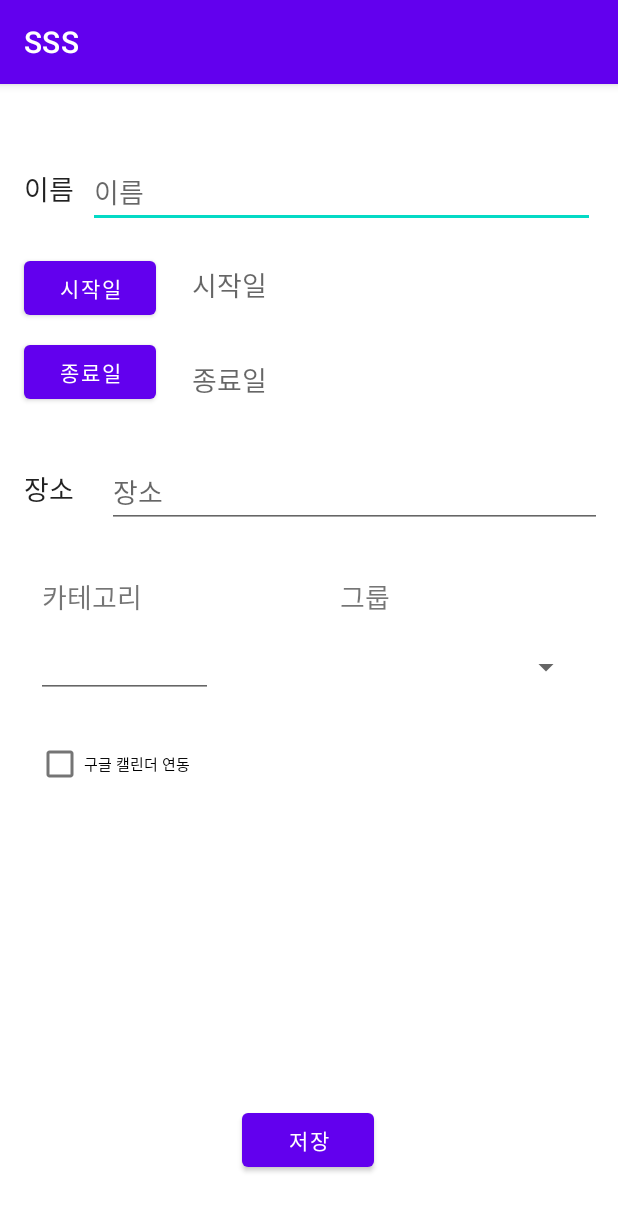
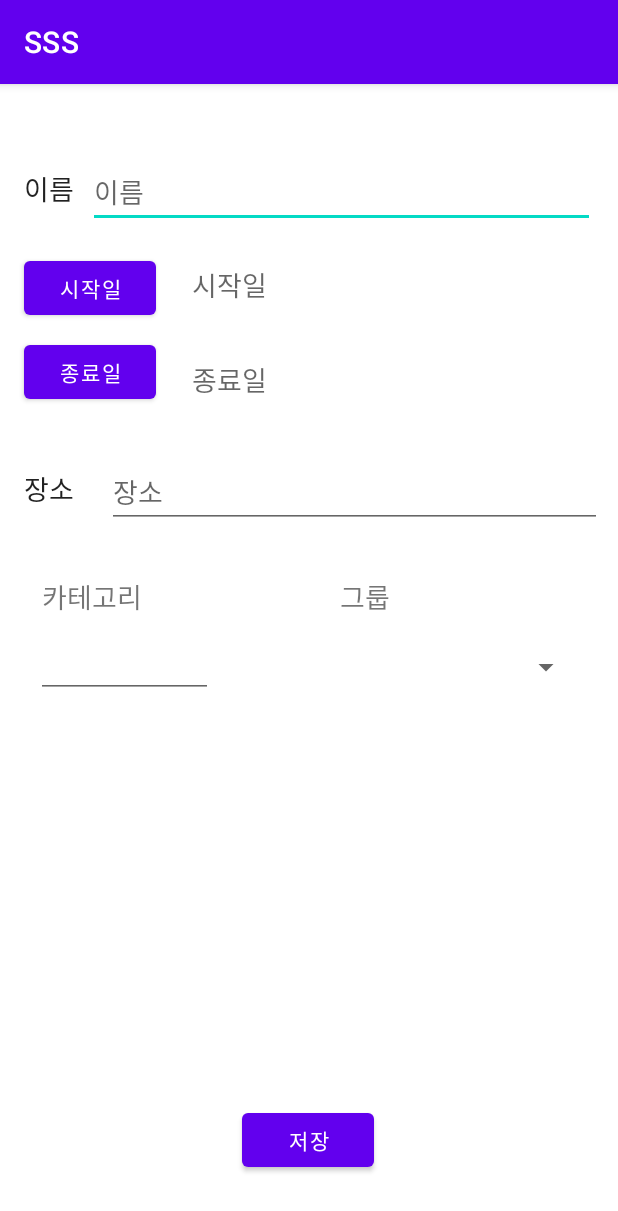
Before and after one commit to urarik/SSS, an Android app: the fragment PlanEditFragment shown on its own in the app's theme, on a phone screen of 412 x 824 dp. Shown: the top 1211 px of the screen. Run offline under Robolectric (Android 15) with nearby library versions, the phone set to English and light mode, and no system bars; our stand-ins replace data binding; libraries missing offline, so code that uses them is left out: com.google.api.client, com.google.api.services; 3 statements that could not run were skipped.

Commit message:
code trim2

```diff
--- a/app/src/main/java/org/sehproject/sss/logic/PlanLogic.kt
+++ b/app/src/main/java/org/sehproject/sss/logic/PlanLogic.kt
@@ -47,9 +47,6 @@ class PlanLogic(val planViewModel: PlanViewModel) {
                     planViewModel.createPlanFailEvent.value = code
             }
         } else planViewModel.createPlanFailEvent.value = 1
-    }
-    fun syncCalendar(mService: Calendar, event: Event) {
-        planViewModel.planRepository.syncCalendar(mService, event)
     }
 
     fun onDeletePlanClick(pid: Int) {
--- a/app/src/main/java/org/sehproject/sss/repository/PlanRepository.kt
+++ b/app/src/main/java/org/sehproject/sss/repository/PlanRepository.kt
@@ -12,7 +12,6 @@ import org.sehproject.sss.UserInfo
 import org.sehproject.sss.datatype.*
 import org.sehproject.sss.service.PlanService
 import org.sehproject.sss.utils.CallbackWithRetry
-import org.sehproject.sss.utils.CreateEventTask
 import org.sehproject.sss.utils.StringParser
 import retrofit2.Call
 import retrofit2.Response
@@ -472,8 +471,4 @@ class PlanRepository {
             }
         })
     }
-
-    fun syncCalendar(mService: Calendar, event: Event) {
-        CreateEventTask(mService, event).execute()
-    }
 }
--- a/app/src/main/java/org/sehproject/sss/utils/MessageHandler.kt
+++ b/app/src/main/java/org/sehproject/sss/utils/MessageHandler.kt
@@ -32,8 +32,4 @@ class MessageHandler: FirebaseMessagingService() {
     override fun onNewToken(p0: String) {
         super.onNewToken(p0)
     }
-
-    companion object {
-
-    }
 }
--- a/app/src/main/java/org/sehproject/sss/dao/NaverAsyncTask.kt
+++ b/app/src/main/java/org/sehproject/sss/utils/NaverAsyncTask.kt
@@ -1,4 +1,4 @@
-package org.sehproject.sss.dao
+package org.sehproject.sss.utils
 
 import android.content.Context
 import android.util.Log
--- a/app/src/main/java/org/sehproject/sss/utils/NaverLoginHandler.kt
+++ b/app/src/main/java/org/sehproject/sss/utils/NaverLoginHandler.kt
@@ -4,7 +4,6 @@ import android.content.Context
 import android.widget.Toast
 import com.nhn.android.naverlogin.OAuthLogin
 import com.nhn.android.naverlogin.OAuthLoginHandler
-import org.sehproject.sss.dao.NaverAsyncTask
 
 class NaverLoginHandler(
     private val context: Context,
--- a/app/src/main/java/org/sehproject/sss/utils/ProfileViewModelFactory.kt
+++ b/app/src/main/java/org/sehproject/sss/utils/ProfileViewModelFactory.kt
@@ -9,5 +9,4 @@ class ProfileViewModelFactory(private val appDatabase: AppDatabase): ViewModelPr
     override fun <T : ViewModel?> create(modelClass: Class<T>): T {
         return ProfileViewModel(appDatabase) as T
     }
-
 }
--- a/app/src/main/java/org/sehproject/sss/view/LoginFragment.kt
+++ b/app/src/main/java/org/sehproject/sss/view/LoginFragment.kt
@@ -43,7 +43,6 @@ class LoginFragment : Fragment(), ActivityNavigation {
     lateinit var loginBinding: FragmentLoginBinding
     private lateinit var auth: FirebaseAuth
     private lateinit var mOAuthLoginModule: OAuthLogin
-    private val user = AccountXML("", "", "", 0)
     private val userViewModel: UserViewModel by lazy {
         val appDatabase = AppDatabase.getInstance(requireContext())!!
         ViewModelProvider(this, UserViewModelFactory(appDatabase)).get(UserViewModel::class.java)
@@ -58,7 +57,7 @@ class LoginFragment : Fragment(), ActivityNavigation {
         loginBinding =
             DataBindingUtil.inflate(layoutInflater, R.layout.fragment_login, container, false)
         loginBinding.userLogic = userViewModel.userLogic
-        loginBinding.user = user
+        loginBinding.user = AccountXML("", "", "", 0)
 
         initObservers()
         initNaverLogin()
@@ -77,7 +76,7 @@ class LoginFragment : Fragment(), ActivityNavigation {
             }
             val mtoken = task.result
             userViewModel.token = mtoken.toString()
-            userViewModel.userLogic.checkLogin(user, mOAuthLoginModule.getState(context))
+            userViewModel.userLogic.checkLogin(mOAuthLoginModule.getState(context))
         }
     }
 
--- a/app/src/main/java/org/sehproject/sss/view/PlanEditFragment.kt
+++ b/app/src/main/java/org/sehproject/sss/view/PlanEditFragment.kt
@@ -89,26 +89,6 @@ class PlanEditFragment : Fragment() {
             }
         })
 
-        planViewModel.syncCalendarEvent.observe(viewLifecycleOwner, {
-            val scopes = mutableListOf(CalendarScopes.CALENDAR, CalendarScopes.CALENDAR_READONLY)
-            val transport = AndroidHttp.newCompatibleTransport()
-            val jsonFactory = GsonFactory.getDefaultInstance()
-
-            val gso = GoogleSignInOptions.Builder(GoogleSignInOptions.DEFAULT_SIGN_IN)
-                .requestEmail()
-                .requestIdToken("test1")
-                .build()
-
-            val credential = GoogleAccountCredential.usingOAuth2(context, scopes)
-                .setBackOff(ExponentialBackOff())
-                .setSelectedAccountName("psh6464@gmail.com")
-
-            val mService = com.google.api.services.calendar.Calendar.Builder(
-                transport, jsonFactory, credential
-            ).setApplicationName("Test").build()
-            planViewModel.planLogic.syncCalendar(mService, it)
-        })
-
         planViewModel.createPlanFailEvent.observe(viewLifecycleOwner, {
             Toast.makeText(context, when(it) {
                 1 -> "시작 시간이 종료 시간보다 미래입니다."
--- a/app/src/main/java/org/sehproject/sss/viewmodel/PlanViewModel.kt
+++ b/app/src/main/java/org/sehproject/sss/viewmodel/PlanViewModel.kt
@@ -54,7 +54,6 @@ class PlanViewModel : ViewModel() {
     val memoListLiveData = MutableLiveData<List<Memo>>()
     val userListLiveData = MutableLiveData<List<User>>()
     val concatAdapterLiveData = MutableLiveData<Int>(0)
-    val syncCalendarEvent = SingleLiveEvent<Event>()
     val isLastPlan = SingleLiveEvent<Boolean>()
     val sortEvent = SingleLiveEvent<Any>()
     val selectedPlanUserList = mutableListOf<String>()
--- a/app/src/main/res/layout/fragment_plan_edit.xml
+++ b/app/src/main/res/layout/fragment_plan_edit.xml
@@ -172,16 +172,5 @@
         android:onItemSelected="@{(parent, _, pos, __) -> planLogic.onGroupClick(parent, pos, plan)}"
         />
 
-    <CheckBox
-        android:id="@+id/checkBoxGoogleCalendar"
-        android:layout_width="wrap_content"
-        android:layout_height="wrap_content"
-        android:layout_marginStart="24dp"
-        android:layout_marginTop="20dp"
-        android:text="구글 캘린더 연동"
-        android:textSize="10sp"
-        app:layout_constraintStart_toStartOf="parent"
-        app:layout_constraintTop_toBottomOf="@+id/input_category" />
-
 </androidx.constraintlayout.widget.ConstraintLayout>
 </layout>
```
Also changed, not shown: app/src/main/java/org/sehproject/sss/logic/UserLogic.kt (+1 -7 lines), app/src/main/java/org/sehproject/sss/utils/CoroutineAsyncTask.kt (+0 -28 lines), app/src/main/java/org/sehproject/sss/utils/CreateEventTask.kt (deleted, +0 -21 lines), app/src/main/java/org/sehproject/sss/viewmodel/UserViewModel.kt (+0 -12 lines).
